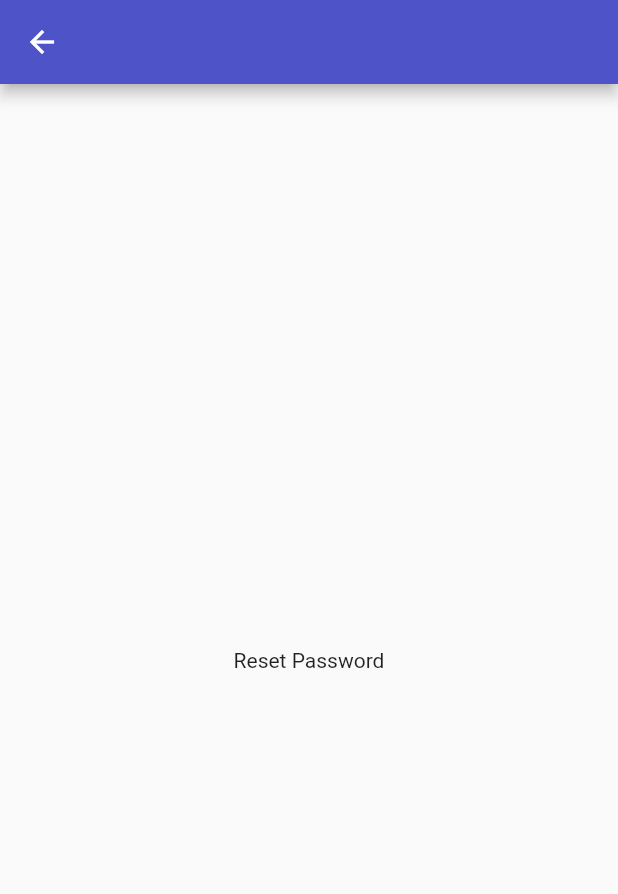
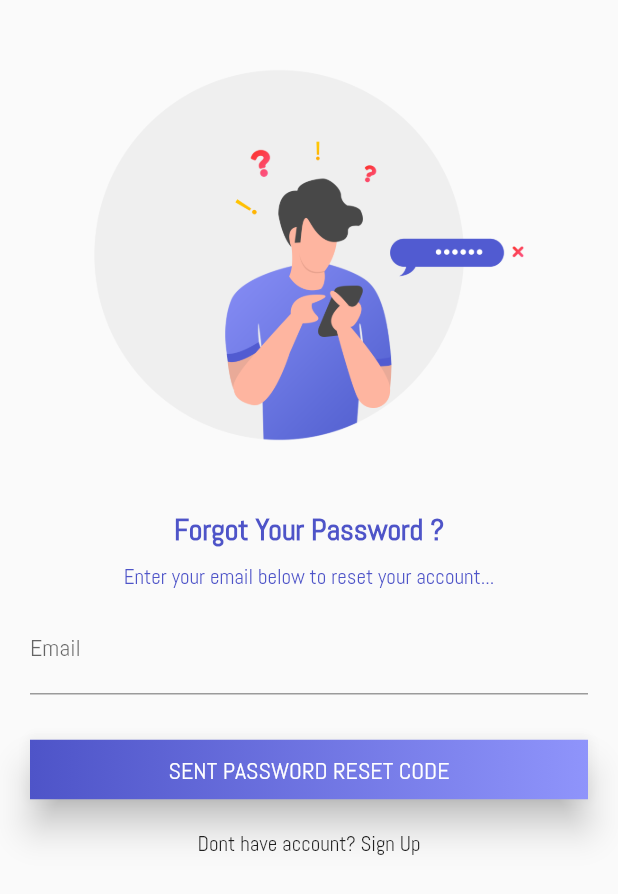
Before and after one commit to RatanakSerey/find-tutors, a Flutter app: the ResetPassword screen opened directly, on a phone screen of 412 x 824 dp. Shown: the top 894 px of the screen. Run offline on Flutter 3.47's test engine with Material 2 defaults, Android fonts, the light colour scheme and no system bars; our stand-ins replace bubble_tab_indicator, font_awesome_flutter; Roboto replaces fonts that are missing (Quicksand); statements that could not run were skipped.

Commit message:
add some page

```diff
--- a/lib/app.dart
+++ b/lib/app.dart
@@ -10,17 +10,18 @@ import 'package:find_tutors/ui/pages/map/map.dart';
 import 'package:find_tutors/ui/pages/tutors/profile.dart';
 import 'package:find_tutors/ui/pages/notfound_page.dart';
 import 'package:find_tutors/ui/pages/home/post_detail.dart';
+import 'package:find_tutors/ui/pages/home/tutors_detail.dart';
 
 class App extends StatelessWidget {
   final routes = {
     // Constants.homeRoute: (BuildContext context) => Home(),
     Routes.mapRoute: (BuildContext context) => MapPage(),
     Routes.profileRoute: (BuildContext context) => ProfileTwoPage(),
-    Routes.tutorsDetailRoute: (BuildContext context) => PostDetail(),
+    Routes.tutorsDetailRoute: (BuildContext context) => TutorsDetail(),
   };
   final theme = ThemeData(
       primaryColor: Color(0xFF4E54C8),
-      fontFamily: Fonts.quickFont,
+      fontFamily: Fonts.abelFont,
       primarySwatch: Colors.amber);
   @override
   Widget build(BuildContext context) {
--- a/lib/ui/pages/auth/reset_password.dart
+++ b/lib/ui/pages/auth/reset_password.dart
@@ -1,14 +1,102 @@
 import 'package:flutter/material.dart';
 import 'package:flutter/cupertino.dart';
+import 'package:find_tutors/ui/widgets/gradient_button.dart';
+import 'package:find_tutors/utils/constants.dart';
+import 'signup.dart';
 
 class ResetPassword extends StatelessWidget {
   @override
   Widget build(BuildContext context) {
     return Scaffold(
-      appBar: AppBar(),
-      body: Center(
-        child: new Text('Reset Password'),
-      ),
-    );
+        // appBar: AppBar(),
+        body: SafeArea(
+            child: SingleChildScrollView(
+                child: Column(
+      children: <Widget>[
+        resetHeader(),
+        resetFields(context),
+        resetFooter(context)
+      ],
+    ))));
   }
+
+  resetHeader() => Container(
+      margin: new EdgeInsets.only(top: 20.0),
+      child: Column(
+        mainAxisAlignment: MainAxisAlignment.spaceBetween,
+        children: <Widget>[
+          // FlutterLogo(
+          //   colors: Colors.green,
+          //   size: 80.0,
+          // ),
+          Image.asset(
+            'assets/images/forgot_password.png',
+            width: 300.0,
+            height: 300.0,
+          ),
+          SizedBox(
+            height: 20.0,
+          ),
+          Text(
+            "Forgot Your Password ?",
+            style: TextStyle(
+                fontWeight: FontWeight.w700,
+                color: Color(0xFF4E54C8),
+                fontSize: 20.0),
+          ),
+          SizedBox(
+            height: 10.0,
+          ),
+          Text(
+            "Enter your email below to reset your account...",
+            style: TextStyle(color: Color(0xFF4E54C8)),
+          ),
+        ],
+      ));
+  resetFields(context) => Container(
+        child: Column(
+          mainAxisAlignment: MainAxisAlignment.spaceAround,
+          mainAxisSize: MainAxisSize.min,
+          children: <Widget>[
+            Container(
+              padding: EdgeInsets.symmetric(vertical: 10.0, horizontal: 20.0),
+              child: TextField(
+                maxLines: 1,
+                decoration: InputDecoration(
+                  labelText: "Email",
+                ),
+              ),
+            ),
+            SizedBox(
+              height: 20.0,
+            ),
+            Container(
+              padding: EdgeInsets.symmetric(vertical: 0.0, horizontal: 20.0),
+              width: double.infinity,
+              child: GradientButton(onPressed: (){}, text: Constants.reset_password,)
+            ),
+          ],
+        ),
+      );
+  resetFooter(context) => Container(
+        child: Column(
+          children: <Widget>[
+            SizedBox(height: 20.0),
+            new GestureDetector(
+              onTap: () {
+                Navigator.of(context, rootNavigator: true).push(
+                      new MaterialPageRoute<bool>(
+                        fullscreenDialog: true,
+                        builder: (BuildContext context) => new Signup(),
+                      ),
+                    );
+              },
+              child: new Text(
+                "Dont have account? Sign Up",
+                textAlign: TextAlign.center,
+              ),
+            ),
+          ],
+        ),
+      );
 }
--- a/lib/ui/pages/home/post_list.dart
+++ b/lib/ui/pages/home/post_list.dart
@@ -76,7 +76,7 @@ class PostListState extends State<PostList>
       return Center(
         child: RaisedButton(
           onPressed: () => widget.changeScreen(screen: ScreenHelper.postDetail),
-          child: new Text("Go To Subject Detail"),
+          child: new Text("Go To Post Detail"),
         ),
       );
     }
--- a/lib/ui/pages/home/subjects.dart
+++ b/lib/ui/pages/home/subjects.dart
@@ -104,7 +104,7 @@ class SubjectListState extends State<SubjectList>
                 child: RaisedButton(
                   onPressed: () =>
                       widget.changeScreen(screen: ScreenHelper.postList),
-                  child: new Text("Go To Tutors List"),
+                  child: new Text("Go To Post List"),
                 ),
               ),
             ],
--- a/lib/ui/widgets/change_screen.dart
+++ b/lib/ui/widgets/change_screen.dart
@@ -19,7 +19,7 @@ class ChangeScreen extends StatelessWidget {
   Widget buildScreen(String screen) {
     switch (screen) {
       case ScreenHelper.signin:
-        return SignInWidget(changeScreen: changeScreen);
+        return SignInPage(changeScreen: changeScreen);
         break;
       case ScreenHelper.profile:
         return ProfileTwoPage(changeScreen: changeScreen);
--- a/lib/ui/widgets/custom_background.dart
+++ b/lib/ui/widgets/custom_background.dart
@@ -10,7 +10,7 @@ class CustomBackground extends StatelessWidget {
   Widget topHalf(BuildContext context) {
     var deviceSize = MediaQuery.of(context).size;
     return new Flexible(
-      flex: 2,
+      flex: 3,
       child: ClipPath(
         clipper: new ArcClipper(),
         child: Stack(
@@ -45,7 +45,7 @@ class CustomBackground extends StatelessWidget {
   }
 
   final bottomHalf = new Flexible(
-    flex: 3,
+    flex: 5,
     child: new Container(),
   );
 
--- a/lib/ui/widgets/gradient_button.dart
+++ b/lib/ui/widgets/gradient_button.dart
@@ -1,39 +1,40 @@
-// import 'package:flutter/material.dart';
-// import 'package:flutter_uikit/utils/uidata.dart';
+import 'package:flutter/material.dart';
+import 'package:find_tutors/utils/constants.dart';
 
-// class GradientButton extends StatelessWidget {
-//   final GestureTapCallback onPressed;
-//   final String text;
+class GradientButton extends StatelessWidget {
+  final GestureTapCallback onPressed;
+  final String text;
 
-//   GradientButton({@required this.onPressed, @required this.text});
+  GradientButton({@required this.onPressed, @required this.text});
 
-//   @override
-//   Widget build(BuildContext context) {
-//     return Material(
-//       elevation: 10.0,
-//       color: Colors.transparent,
-//       shape: const StadiumBorder(),
-//       child: InkWell(
-//         onTap: onPressed,
-//         splashColor: Colors.yellow,
-//         child: Ink(
-//           height: 50.0,
-//           decoration: BoxDecoration(
-//               gradient: LinearGradient(
-//             colors: UIData.kitGradients,
-//           )),
-//           child: Center(
-//             child: Text(
-//               text,
-//               textAlign: TextAlign.center,
-//               style: TextStyle(
-//                   color: Colors.white,
-//                   fontWeight: FontWeight.normal,
-//                   fontSize: 20.0),
-//             ),
-//           ),
-//         ),
-//       ),
-//     );
-//   }
-// }
+  @override
+  Widget build(BuildContext context) {
+    return Material(
+      elevation: 10.0,
+      color: Colors.transparent,
+      shape: RoundedRectangleBorder(
+          borderRadius: BorderRadius.all(Radius.circular(5.0))),
+      child: InkWell(
+        onTap: onPressed,
+        // splashColor: Colors.yellow,
+        child: Ink(
+          height: 40.0,
+          decoration: BoxDecoration(
+              gradient: LinearGradient(
+            colors: AppColors.kitGradients,
+          )),
+          child: Center(
+            child: Text(
+              text,
+              textAlign: TextAlign.center,
+              style: TextStyle(
+                  color: Colors.white,
+                  fontWeight: FontWeight.normal,
+                  fontSize: 16.0),
+            ),
+          ),
+        ),
+      ),
+    );
+  }
+}
--- a/lib/utils/constants.dart
+++ b/lib/utils/constants.dart
@@ -22,6 +22,7 @@ class ScreenHelper {
 
 class Fonts {
   static const String quickFont = "Quicksand";
+  static const String abelFont = "Abel";
   static const String ralewayFont = "Raleway";
   static const String quickBoldFont = "Quicksand_Bold.otf";
   static const String quickNormalFont = "Quicksand_Book.otf";
@@ -86,14 +87,14 @@ class Constants {
   static const String enter_otp_hint = "4 Digit OTP";
   static const String get_otp = "Get OTP";
   static const String resend_otp = "Resend OTP";
-  static const String login = "Login";
+  static const String signin = "SIGNIN";
   static const String enter_valid_number = "Enter 10 digit phone number";
   static const String enter_valid_otp = "Enter 4 digit otp";
   //gneric
   static const String error = "Error";
   static const String success = "Success";
   static const String ok = "OK";
-  static const String forgot_password = "Forgot Password?";
+  static const String reset_password = "SENT PASSWORD RESET CODE";
   static const String something_went_wrong = "Something went wrong";
   static const String coming_soon = "Coming Soon";
 }
```
Also changed, not shown: lib/ui/pages/auth/signin.dart (+58 -55 lines), lib/ui/pages/home/tutors_detail.dart (+140 -58 lines), pubspec.yaml (+3 -4 lines), assets/fonts/Abel-Regular.ttf (added), assets/images/forgot_password.png (added), pubspec.lock.
